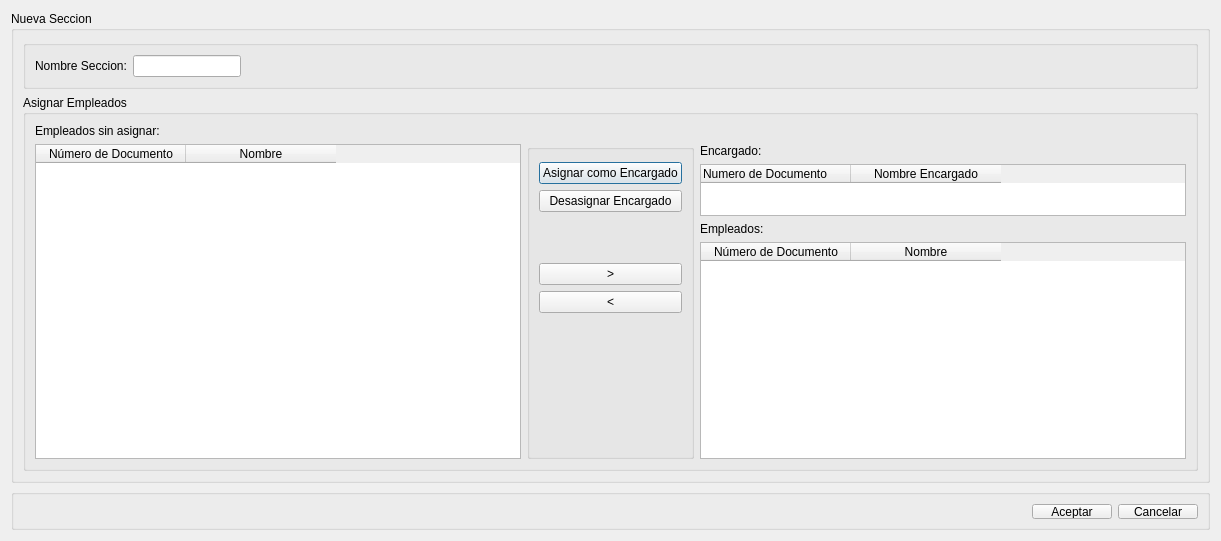
Qt form src/ui/DialogAltaSeccion.ui (guilleurrutia10/division-transporte) before a commit.
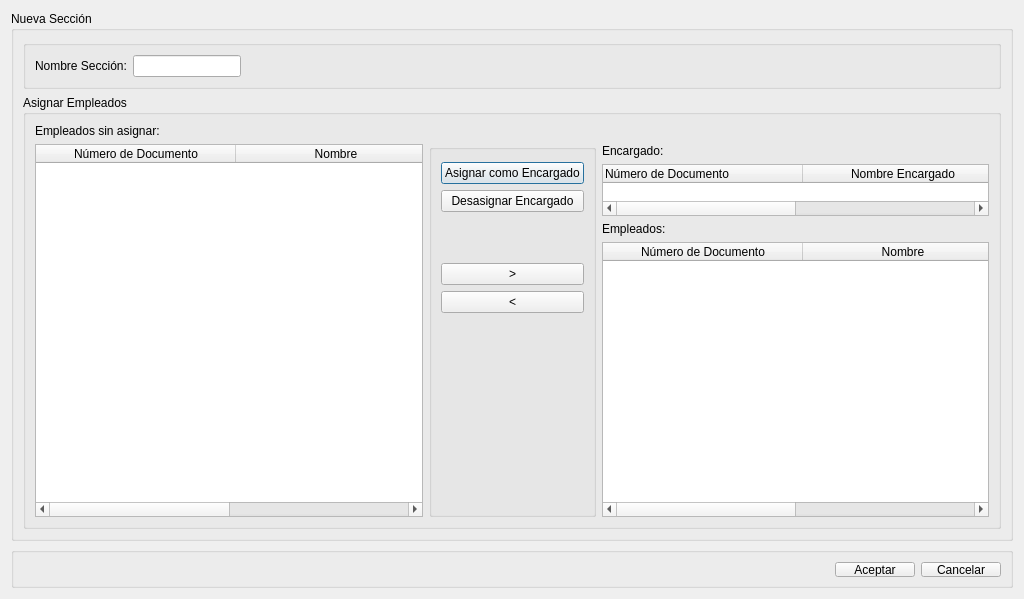
The same form after that commit.

Commit message: Mejorando la interfaz gráfica. Corregido validación alta personal

```diff
--- a/src/ui/DialogAltaSeccion.ui
+++ b/src/ui/DialogAltaSeccion.ui
@@ -6,8 +6,8 @@
    <rect>
     <x>0</x>
     <y>0</y>
-    <width>1221</width>
-    <height>541</height>
+    <width>1024</width>
+    <height>599</height>
    </rect>
   </property>
   <property name="windowTitle">
@@ -17,7 +17,7 @@
    <item>
     <widget class="QGroupBox" name="groupBox">
      <property name="title">
-      <string>Nueva Seccion</string>
+      <string>Nueva Sección</string>
      </property>
      <layout class="QVBoxLayout" name="verticalLayout_2">
       <item>
@@ -35,7 +35,7 @@
          <item>
           <widget class="QLabel" name="label">
            <property name="text">
-            <string>Nombre Seccion:</string>
+            <string>Nombre Sección:</string>
            </property>
           </widget>
          </item>
@@ -105,7 +105,7 @@
                <widget class="QPushButton" name="pushButtonAsignarComoEncargado">
                 <property name="maximumSize">
                  <size>
-                  <width>150</width>
+                  <width>16777215</width>
                   <height>16777215</height>
                  </size>
                 </property>
@@ -121,7 +121,7 @@
                <widget class="QPushButton" name="pushButtonDesasignarEncargado">
                 <property name="maximumSize">
                  <size>
-                  <width>150</width>
+                  <width>16777215</width>
                   <height>16777215</height>
                  </size>
                 </property>
@@ -193,7 +193,10 @@
          <item row="1" column="0">
           <widget class="QTableWidget" name="tableWidgetEmpleadosSinAsignar">
            <attribute name="horizontalHeaderDefaultSectionSize">
-            <number>150</number>
+            <number>200</number>
+           </attribute>
+           <attribute name="horizontalHeaderStretchLastSection">
+            <bool>true</bool>
            </attribute>
            <column>
             <property name="text">
@@ -225,11 +228,14 @@
               </size>
              </property>
              <attribute name="horizontalHeaderDefaultSectionSize">
-              <number>150</number>
+              <number>200</number>
+             </attribute>
+             <attribute name="horizontalHeaderStretchLastSection">
+              <bool>true</bool>
              </attribute>
              <column>
               <property name="text">
-               <string>Numero de Documento</string>
+               <string>Número de Documento</string>
               </property>
               <property name="textAlignment">
                <set>AlignJustify|AlignVCenter</set>
@@ -252,7 +258,10 @@
            <item>
             <widget class="QTableWidget" name="tableWidgetEmpleadosAsignados">
              <attribute name="horizontalHeaderDefaultSectionSize">
-              <number>150</number>
+              <number>200</number>
+             </attribute>
+             <attribute name="horizontalHeaderStretchLastSection">
+              <bool>true</bool>
              </attribute>
              <column>
               <property name="text">
```
The commit also changes 13 other files.
